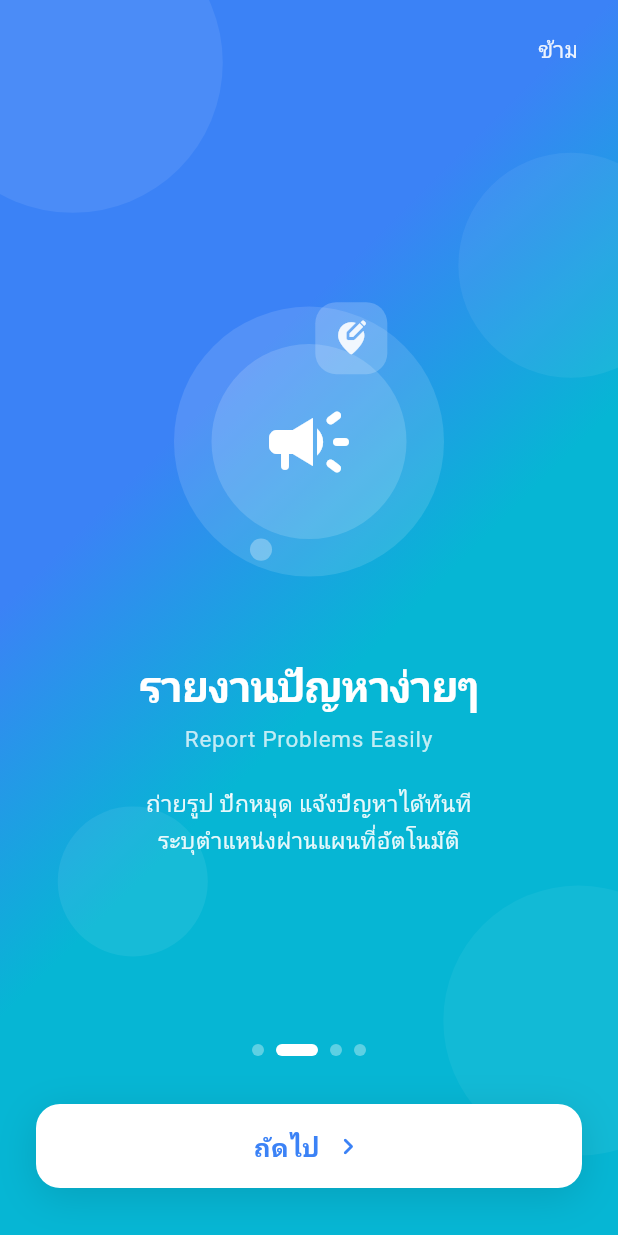
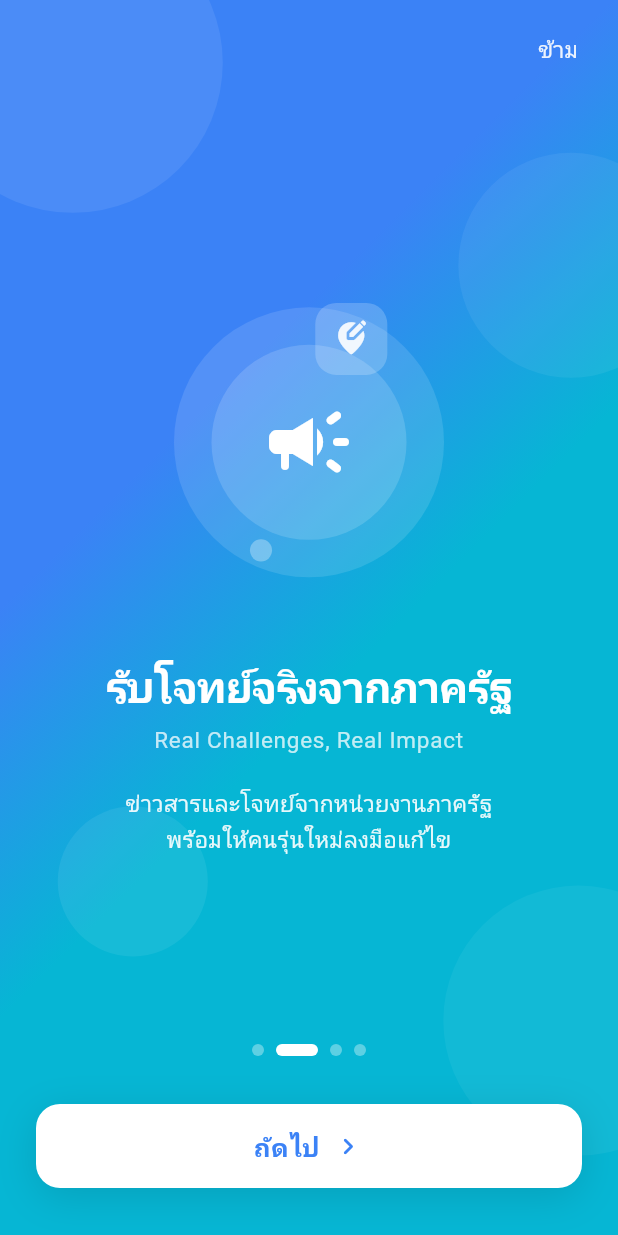
Before and after one commit to Toteyparamee/Socialdevapp, a Flutter app: the screen it shows after launch, swiped to page 2, on a phone screen of 412 x 824 dp. Run offline on Flutter 3.47's test engine with Material 3 defaults, Android fonts, the light colour scheme and no system bars; our stand-ins replace geolocator, google_maps_flutter, image_picker, shared_preferences; Roboto replaces fonts that are missing (NotoSansThai).

Commit message:
feat: integrate secure storage and database dependencies, update welcome screen content, and remove project README

```diff
--- a/app/lib/screens/welcome_screen.dart
+++ b/app/lib/screens/welcome_screen.dart
@@ -22,33 +22,37 @@ class _WelcomeScreenState extends State<WelcomeScreen>
     _PageData(
       icon: Icons.map_rounded,
       secondaryIcon: Icons.location_on_rounded,
-      title: 'แจ้งปัญหาชุมชน',
-      subtitle: 'Community Problem Report',
-      description: 'แพลตฟอร์มสำหรับแจ้งปัญหาในชุมชน\nให้ทุกคนมีส่วนร่วมพัฒนาท้องถิ่น',
+      title: 'รู้ทันปัญหาในชุมชน',
+      subtitle: 'Discover Local Issues',
+      description:
+          'เข้าถึงข้อมูลปัญหาและความต้องการของชุมชน\nผ่านแผนที่แบบ Real-time',
       gradient: [Color(0xFF4A90D9), Color(0xFF7C5CE0)],
     ),
     _PageData(
       icon: Icons.campaign_rounded,
       secondaryIcon: Icons.edit_location_alt_rounded,
-      title: 'รายงานปัญหาง่ายๆ',
-      subtitle: 'Report Problems Easily',
-      description: 'ถ่ายรูป ปักหมุด แจ้งปัญหาได้ทันที\nระบุตำแหน่งผ่านแผนที่อัตโนมัติ',
+      title: 'รับโจทย์จริงจากภาครัฐ',
+      subtitle: 'Real Challenges, Real Impact',
+      description:
+          'ข่าวสารและโจทย์จากหน่วยงานภาครัฐ\nพร้อมให้คนรุ่นใหม่ลงมือแก้ไข',
       gradient: [Color(0xFF3B82F6), Color(0xFF06B6D4)],
     ),
     _PageData(
       icon: Icons.track_changes_rounded,
       secondaryIcon: Icons.verified_rounded,
-      title: 'ติดตามสถานะ',
-      subtitle: 'Track Progress',
-      description: 'ติดตามความคืบหน้าแบบเรียลไทม์\nตั้งแต่รับแจ้ง กำลังดำเนินการ จนแก้ไขเสร็จ',
+      title: 'ลงมือทำ สร้าง Skill จริง',
+      subtitle: 'Learn by Doing',
+      description:
+          'เปลี่ยนปัญหาเป็นโปรเจกต์\nพัฒนาทักษะผ่านการลงมือแก้ปัญหาจริง',
       gradient: [Color(0xFF10B981), Color(0xFF059669)],
     ),
     _PageData(
       icon: Icons.people_alt_rounded,
       secondaryIcon: Icons.volunteer_activism_rounded,
-      title: 'ร่วมมือกัน',
-      subtitle: 'Work Together',
-      description: 'นักเรียน ครู และชุมชน ร่วมมือกัน\nสร้างสังคมที่ดีขึ้นไปด้วยกัน',
+      title: 'คนรุ่นใหม่ คือพลังของชาติ',
+      subtitle: 'Together We Grow',
+      description:
+          'นักเรียน ครู และชุมชน ร่วมมือกัน\nสร้างการเปลี่ยนแปลงที่ยิ่งใหญ่ไปด้วยกัน',
       gradient: [Color(0xFFA78BFA), Color(0xFFEC4899)],
     ),
   ];
@@ -88,7 +92,10 @@ class _WelcomeScreenState extends State<WelcomeScreen>
         transitionDuration: const Duration(milliseconds: 500),
         transitionsBuilder: (_, animation, __, child) {
           return FadeTransition(
-            opacity: CurvedAnimation(parent: animation, curve: Curves.easeInOut),
+            opacity: CurvedAnimation(
+              parent: animation,
+              curve: Curves.easeInOut,
+            ),
             child: child,
           );
         },
@@ -122,11 +129,13 @@ class _WelcomeScreenState extends State<WelcomeScreen>
                   gradient: LinearGradient(
                     begin: Alignment(
                       math.cos(_bgAnimController.value * 2 * math.pi) * 0.5,
-                      math.sin(_bgAnimController.value * 2 * math.pi) * 0.5 - 0.5,
+                      math.sin(_bgAnimController.value * 2 * math.pi) * 0.5 -
+                          0.5,
                     ),
                     end: Alignment(
                       math.sin(_bgAnimController.value * 2 * math.pi) * 0.5,
-                      math.cos(_bgAnimController.value * 2 * math.pi) * 0.5 + 0.5,
+                      math.cos(_bgAnimController.value * 2 * math.pi) * 0.5 +
+                          0.5,
                     ),
                     colors: page.gradient,
                   ),
@@ -215,7 +224,8 @@ class _WelcomeScreenState extends State<WelcomeScreen>
                                 boxShadow: [
                                   BoxShadow(
                                     color: Colors.black.withValues(
-                                      alpha: 0.1 + _pulseController.value * 0.05,
+                                      alpha:
+                                          0.1 + _pulseController.value * 0.05,
                                     ),
                                     blurRadius: 20 + _pulseController.value * 8,
                                     offset: const Offset(0, 6),
@@ -295,11 +305,7 @@ class _WelcomeScreenState extends State<WelcomeScreen>
                       shape: BoxShape.circle,
                       color: Colors.white.withValues(alpha: 0.15),
                     ),
-                    child: Icon(
-                      page.icon,
-                      size: 64,
-                      color: Colors.white,
-                    ),
+                    child: Icon(page.icon, size: 64, color: Colors.white),
                   ),
                   // Secondary floating icon
                   Positioned(
@@ -462,19 +468,13 @@ class _FloatingCircle extends StatelessWidget {
     return AnimatedBuilder(
       animation: animation,
       builder: (context, child) {
-        final val = reverse
-            ? 1.0 - animation.value
-            : animation.value;
+        final val = reverse ? 1.0 - animation.value : animation.value;
         return Positioned(
-          left: left != null
-              ? left! + math.sin(val * 2 * math.pi) * 20
-              : null,
+          left: left != null ? left! + math.sin(val * 2 * math.pi) * 20 : null,
           right: right != null
               ? right! + math.cos(val * 2 * math.pi) * 15
               : null,
-          top: top != null
-              ? top! + math.cos(val * 2 * math.pi) * 20
-              : null,
+          top: top != null ? top! + math.cos(val * 2 * math.pi) * 20 : null,
           bottom: bottom != null
               ? bottom! + math.sin(val * 2 * math.pi) * 15
               : null,
--- a/app/pubspec.yaml
+++ b/app/pubspec.yaml
@@ -41,6 +41,9 @@ dependencies:
   geolocator: ^13.0.2
   permission_handler: ^11.3.1
   http: ^1.2.2
+  flutter_secure_storage: ^9.2.4
+  sqflite: ^2.4.2
+  path: ^1.9.1
 
 dev_dependencies:
   flutter_test:
```
Also changed, not shown: app/pubspec.lock, 7 other files.
